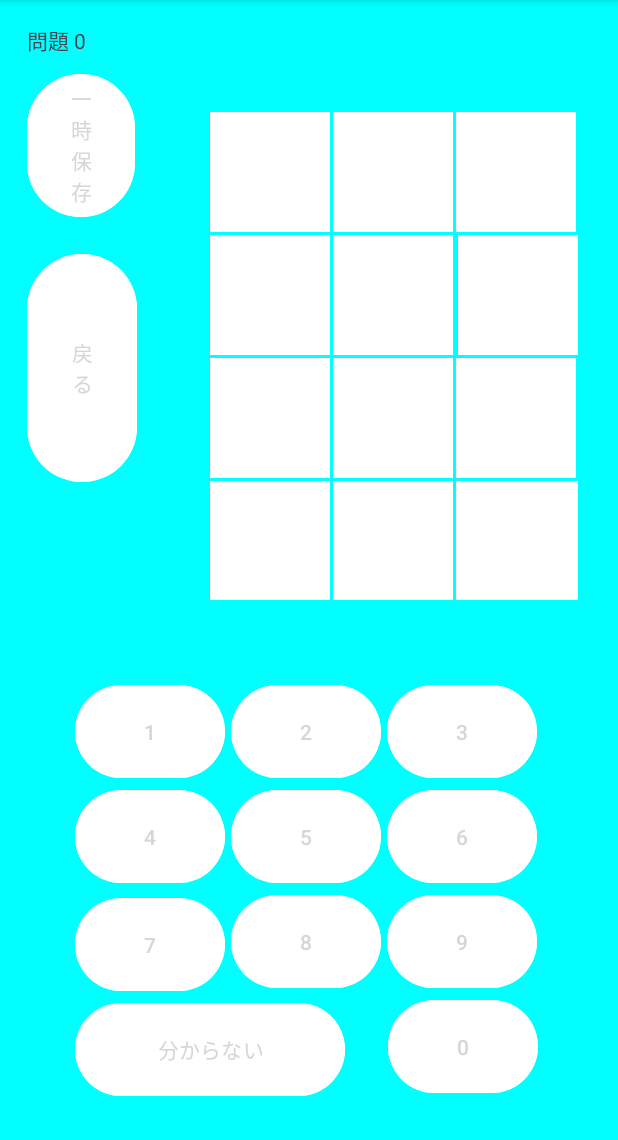
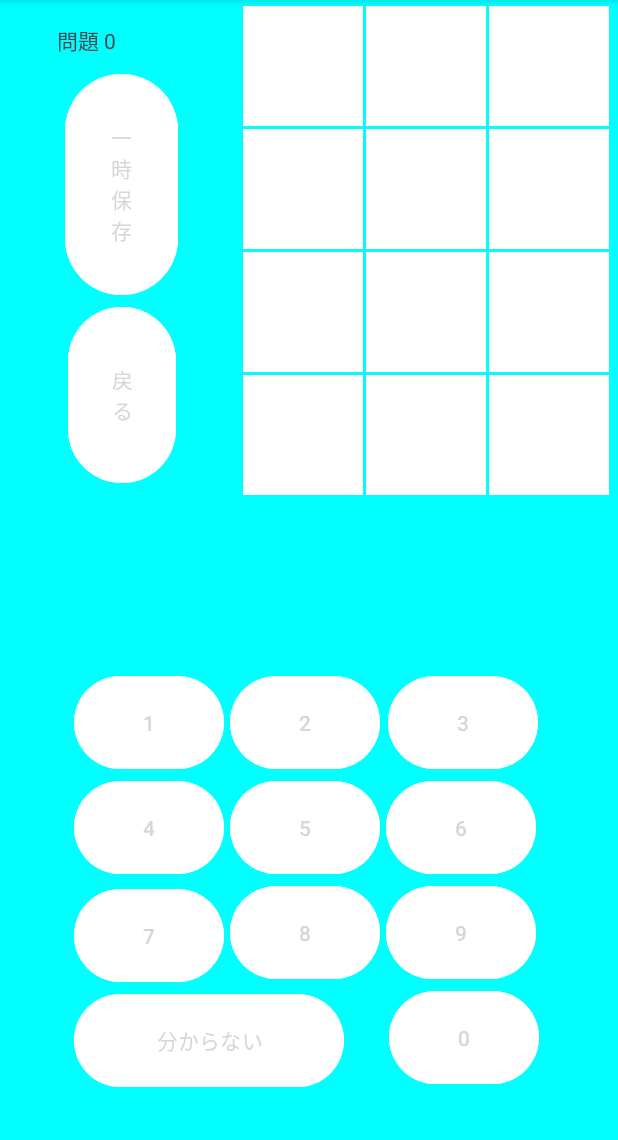
Before and after one commit to richu72/0-1Simulater, an Android app: the screen it shows after launch (simulator), after a tap on "スタート", on a phone screen of 412 x 824 dp, the part 96-1236 px from its top. Run offline under Robolectric (Android 15) with nearby library versions, the phone set to English and light mode, and no system bars.

Commit message:
ボタンの調整

```diff
--- a/app/src/main/res/layout/activity_smulator.xml
+++ b/app/src/main/res/layout/activity_smulator.xml
@@ -10,13 +10,14 @@
 
     <androidx.constraintlayout.widget.ConstraintLayout
         android:id="@+id/constraintLayout3"
-        android:layout_width="312dp"
-        android:layout_height="282dp"
+        android:layout_width="313dp"
+        android:layout_height="284dp"
+        android:layout_marginTop="8dp"
         app:layout_constraintBottom_toBottomOf="parent"
         app:layout_constraintEnd_toEndOf="parent"
         app:layout_constraintStart_toStartOf="parent"
-        app:layout_constraintTop_toTopOf="parent"
-        app:layout_constraintVertical_bias="0.947">
+        app:layout_constraintTop_toBottomOf="@+id/constraintLayout2"
+        app:layout_constraintVertical_bias="0.786">
 
         <Button
             android:id="@+id/answer_nine"
@@ -115,11 +116,13 @@
             app:layout_constraintStart_toStartOf="parent"
             app:layout_constraintTop_toTopOf="parent" />
 
+
         <Button
             android:id="@+id/answer_two"
             android:layout_width="100dp"
             android:layout_height="70dp"
             android:layout_marginStart="4dp"
+            android:layout_marginTop="0dp"
             android:backgroundTint="@color/background_selector"
             android:onClick="answer"
             android:text="2"
@@ -137,10 +140,9 @@
             android:text="3"
             android:textColor="@color/color_selector"
             app:layout_constraintEnd_toEndOf="parent"
-            app:layout_constraintHorizontal_bias="0.0"
+            app:layout_constraintHorizontal_bias="0.25"
             app:layout_constraintStart_toEndOf="@+id/answer_two"
             app:layout_constraintTop_toTopOf="parent" />
-
 
         <Button
             android:id="@+id/answer_zero"
@@ -177,33 +179,27 @@
 
     <Button
         android:id="@+id/button2"
-        android:layout_width="73dp"
-        android:layout_height="160dp"
+        android:layout_width="72dp"
+        android:layout_height="125dp"
         android:backgroundTint="@color/background_selector"
         android:onClick="back"
         android:text="@string/back"
         android:textColor="@color/color_selector"
-        app:layout_constraintBottom_toBottomOf="parent"
-        app:layout_constraintEnd_toEndOf="parent"
-        app:layout_constraintHorizontal_bias="0.053"
+        app:layout_constraintEnd_toStartOf="@+id/constraintLayout2"
         app:layout_constraintStart_toStartOf="parent"
-        app:layout_constraintTop_toBottomOf="@+id/button3"
-        app:layout_constraintVertical_bias="0.037" />
+        app:layout_constraintTop_toBottomOf="@+id/button3" />
 
     <Button
         android:id="@+id/button3"
-        android:layout_width="72dp"
-        android:layout_height="103dp"
+        android:layout_width="75dp"
+        android:layout_height="155dp"
         android:backgroundTint="@color/background_selector"
         android:onClick="saveTemporarily"
         android:text="@string/save"
         android:textColor="@color/color_selector"
-        app:layout_constraintBottom_toBottomOf="parent"
-        app:layout_constraintEnd_toEndOf="parent"
-        app:layout_constraintHorizontal_bias="0.053"
+        app:layout_constraintEnd_toStartOf="@+id/constraintLayout2"
         app:layout_constraintStart_toStartOf="parent"
-        app:layout_constraintTop_toBottomOf="@+id/tvQuestionNo"
-        app:layout_constraintVertical_bias="0.0" />
+        app:layout_constraintTop_toBottomOf="@+id/tvQuestionNo" />
 
     <TextView
         android:id="@+id/tvQuestionNo"
@@ -211,22 +207,19 @@
         android:layout_height="29dp"
         android:text="TextView"
         app:layout_constraintBottom_toBottomOf="parent"
-        app:layout_constraintEnd_toEndOf="parent"
-        app:layout_constraintHorizontal_bias="0.055"
+        app:layout_constraintEnd_toStartOf="@+id/constraintLayout2"
         app:layout_constraintStart_toStartOf="parent"
         app:layout_constraintTop_toTopOf="parent"
         app:layout_constraintVertical_bias="0.022" />
 
     <androidx.constraintlayout.widget.ConstraintLayout
         android:id="@+id/constraintLayout2"
-        android:layout_width="245dp"
-        android:layout_height="325dp"
-        app:layout_constraintBottom_toBottomOf="parent"
+        android:layout_width="246dp"
+        android:layout_height="328dp"
+        android:layout_marginTop="4dp"
+        android:layout_marginEnd="4dp"
         app:layout_constraintEnd_toEndOf="parent"
-        app:layout_constraintHorizontal_bias="0.84"
-        app:layout_constraintStart_toStartOf="parent"
-        app:layout_constraintTop_toTopOf="parent"
-        app:layout_constraintVertical_bias="0.172">
+        app:layout_constraintTop_toTopOf="parent">
 
         <ImageView
             android:id="@+id/imageView1"
@@ -287,7 +280,7 @@
             android:layout_marginStart="2dp"
             android:layout_marginTop="2dp"
             app:layout_constraintEnd_toEndOf="parent"
-            app:layout_constraintHorizontal_bias="1.0"
+            app:layout_constraintHorizontal_bias="0.0"
             app:layout_constraintStart_toEndOf="@+id/imageView5"
             app:layout_constraintTop_toBottomOf="@+id/imageView3"
             tools:srcCompat="@color/white" />
@@ -346,8 +339,8 @@
 
         <ImageView
             android:id="@+id/imageView12"
-            android:layout_width="82dp"
-            android:layout_height="85dp"
+            android:layout_width="80dp"
+            android:layout_height="80dp"
             android:layout_marginStart="2dp"
             android:layout_marginTop="2dp"
             app:layout_constraintEnd_toEndOf="parent"
```
